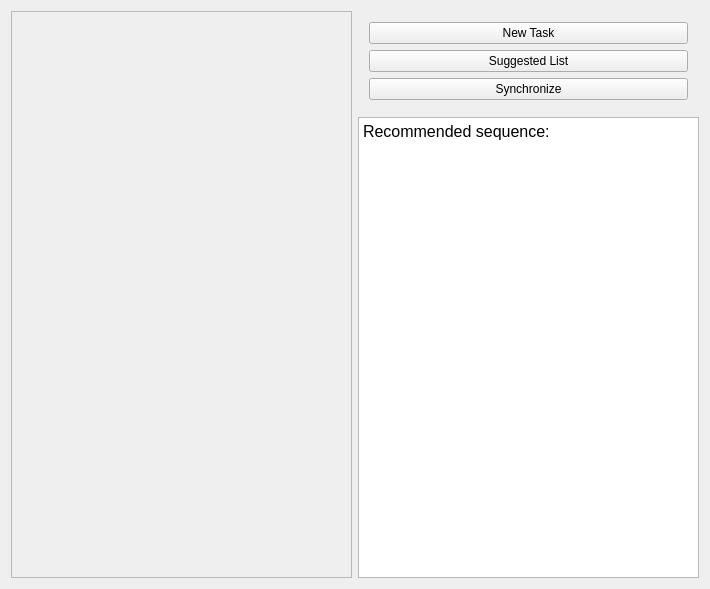
Before: the Qt Designer form gui/mainWindow.ui in walwan/JI-To-Do-List, drawn with Qt 5.
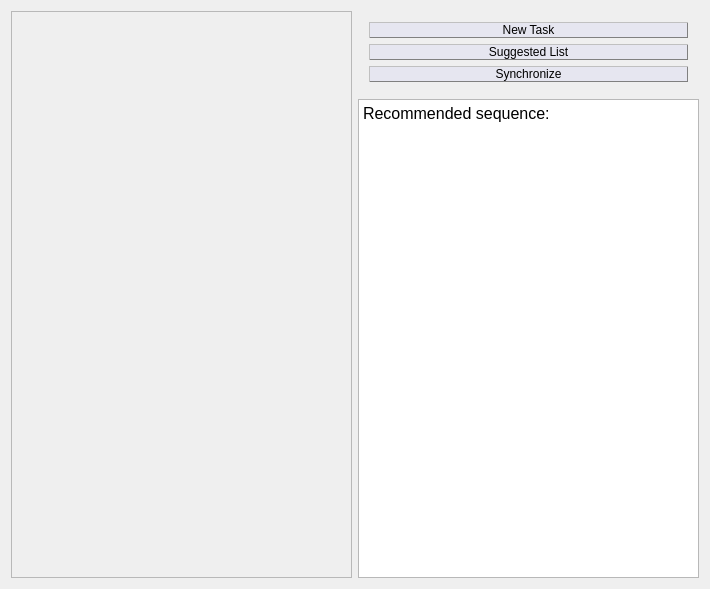
After: the same form once the commit is applied.

```diff
--- a/gui/mainWindow.ui
+++ b/gui/mainWindow.ui
@@ -37,6 +37,11 @@
       <layout class="QVBoxLayout" name="verticalLayout_2">
        <item>
         <widget class="QPushButton" name="btnNewTask">
+         <property name="styleSheet">
+          <string notr="true">QPushButton{background-color:rgb(230, 230, 240); border:1px groove gray; border-radius:10px; border-style: outset;}
+QPushButton:hover{background-color:rgb(230, 230, 250);}
+QPushButton:pressed{background-color:rgb(216, 191, 216); border-style: inset;}</string>
+         </property>
          <property name="text">
           <string>New Task</string>
          </property>
@@ -44,6 +49,11 @@
        </item>
        <item>
         <widget class="QPushButton" name="btnSuggestedList">
+         <property name="styleSheet">
+          <string notr="true">QPushButton{background-color:rgb(230, 230, 240); border:1px groove gray; border-radius:10px; border-style: outset;}
+QPushButton:hover{background-color:rgb(230, 230, 250);}
+QPushButton:pressed{background-color:rgb(216, 191, 216); border-style: inset;}</string>
+         </property>
          <property name="text">
           <string>Suggested List</string>
          </property>
@@ -51,6 +61,11 @@
        </item>
        <item>
         <widget class="QPushButton" name="btnSynchronize">
+         <property name="styleSheet">
+          <string notr="true">QPushButton{background-color:rgb(230, 230, 240); border:1px groove gray; border-radius:10px; border-style: outset;}
+QPushButton:hover{background-color:rgb(230, 230, 250);}
+QPushButton:pressed{background-color:rgb(216, 191, 216); border-style: inset;}</string>
+         </property>
          <property name="text">
           <string>Synchronize</string>
          </property>
```
Left out of the diff: 4 changed lines with no effect on the pictures.
